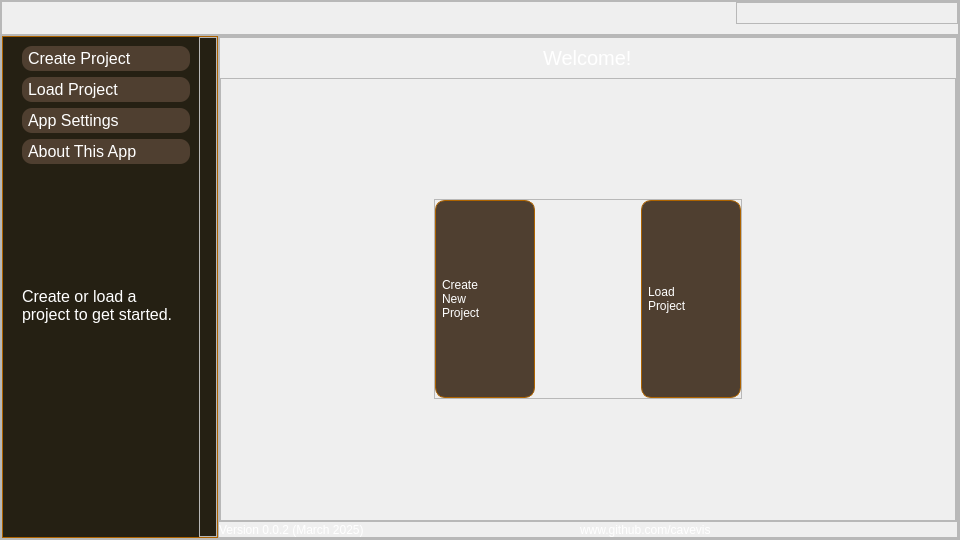
The window that ui/mainwindow.ui (CaveVis/GraphBat-Data-Visualizer) describes before a commit, drawn with Qt 5.
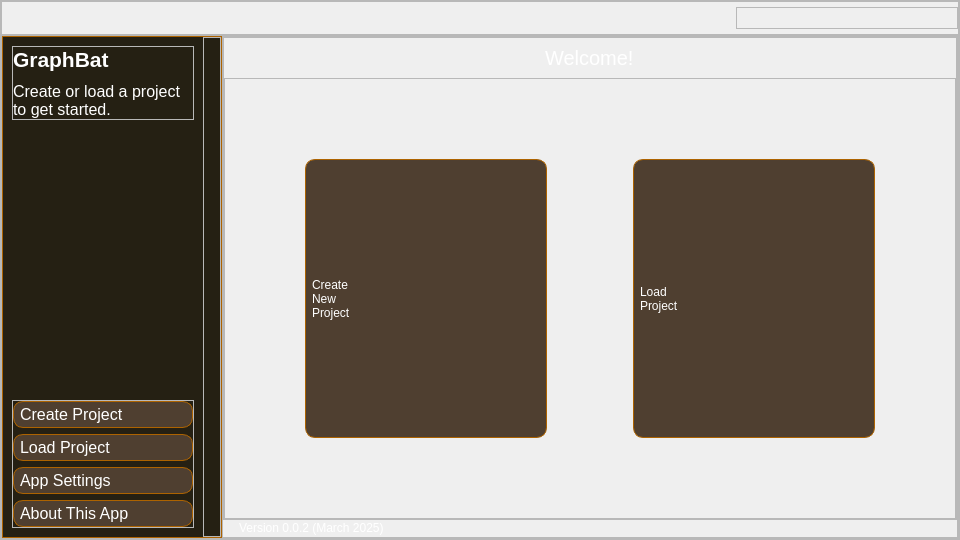
The same window after the commit. Icons and pictures are not drawn.

Diff of the .ui file:
```diff
--- a/ui/mainwindow.ui
+++ b/ui/mainwindow.ui
@@ -10,6 +10,12 @@
     <height>540</height>
    </rect>
   </property>
+  <property name="sizePolicy">
+   <sizepolicy hsizetype="Expanding" vsizetype="Expanding">
+    <horstretch>0</horstretch>
+    <verstretch>0</verstretch>
+   </sizepolicy>
+  </property>
   <property name="windowTitle">
    <string>GraphBat</string>
   </property>
@@ -35,6 +41,13 @@
 border: none;
 }
 
+*[style_ID=&quot;footer&quot;]
+{
+background-color: #1A110A;
+border-top: 1px solid #AD6300;
+}
+
+
 *[style_ID=&quot;subtleText&quot;]
 {
 color: #AD6300
@@ -149,6 +162,12 @@
    <string>borderThick</string>
   </property>
   <widget class="QWidget" name="centralwidget">
+   <property name="sizePolicy">
+    <sizepolicy hsizetype="Expanding" vsizetype="Expanding">
+     <horstretch>0</horstretch>
+     <verstretch>0</verstretch>
+    </sizepolicy>
+   </property>
    <property name="styleSheet">
     <string notr="true"/>
    </property>
@@ -173,6 +192,12 @@
     </property>
     <item>
      <widget class="QFrame" name="window_content">
+      <property name="sizePolicy">
+       <sizepolicy hsizetype="Expanding" vsizetype="Expanding">
+        <horstretch>0</horstretch>
+        <verstretch>0</verstretch>
+       </sizepolicy>
+      </property>
       <property name="frameShape">
        <enum>QFrame::StyledPanel</enum>
       </property>
@@ -289,7 +314,7 @@
             </layout>
            </widget>
           </item>
-          <item alignment="Qt::AlignRight|Qt::AlignTop">
+          <item alignment="Qt::AlignRight|Qt::AlignVCenter">
            <widget class="QFrame" name="frame_3">
             <property name="frameShape">
              <enum>QFrame::StyledPanel</enum>
@@ -436,14 +461,14 @@
           <item alignment="Qt::AlignLeft">
            <widget class="QFrame" name="taskbar_container">
             <property name="sizePolicy">
-             <sizepolicy hsizetype="Minimum" vsizetype="Preferred">
+             <sizepolicy hsizetype="Expanding" vsizetype="Expanding">
               <horstretch>0</horstretch>
               <verstretch>0</verstretch>
              </sizepolicy>
             </property>
             <property name="maximumSize">
              <size>
-              <width>400</width>
+              <width>16777215</width>
               <height>16777215</height>
              </size>
             </property>
@@ -472,11 +497,23 @@
              <item>
               <widget class="QStackedWidget" name="taskbar_body_container">
                <property name="sizePolicy">
-                <sizepolicy hsizetype="Minimum" vsizetype="Preferred">
-                 <horstretch>0</horstretch>
+                <sizepolicy hsizetype="MinimumExpanding" vsizetype="Preferred">
+                 <horstretch>1</horstretch>
                  <verstretch>0</verstretch>
                 </sizepolicy>
                </property>
+               <property name="minimumSize">
+                <size>
+                 <width>200</width>
+                 <height>0</height>
+                </size>
+               </property>
+               <property name="maximumSize">
+                <size>
+                 <width>400</width>
+                 <height>16777215</height>
+                </size>
+               </property>
                <property name="style_ID" stdset="0">
                 <string>borderless</string>
                </property>
@@ -494,30 +531,21 @@
                  </size>
                 </property>
                 <layout class="QVBoxLayout" name="verticalLayout_51">
-                 <item>
-                  <widget class="QFrame" name="homepage_taskbar_container">
-                   <property name="sizePolicy">
-                    <sizepolicy hsizetype="Expanding" vsizetype="Preferred">
-                     <horstretch>0</horstretch>
-                     <verstretch>0</verstretch>
-                    </sizepolicy>
-                   </property>
-                   <property name="styleSheet">
-                    <string notr="true">border: none</string>
-                   </property>
+                 <item alignment="Qt::AlignTop">
+                  <widget class="QFrame" name="frame_28">
                    <property name="frameShape">
                     <enum>QFrame::StyledPanel</enum>
                    </property>
                    <property name="frameShadow">
                     <enum>QFrame::Raised</enum>
                    </property>
-                   <layout class="QVBoxLayout" name="verticalLayout_5">
+                   <layout class="QVBoxLayout" name="verticalLayout_66">
                     <property name="spacing">
-                     <number>0</number>
-                    </property>
-                    <property name="leftMargin">
                      <number>10</number>
                     </property>
+                    <property name="leftMargin">
+                     <number>0</number>
+                    </property>
                     <property name="topMargin">
                      <number>0</number>
                     </property>
@@ -527,7 +555,38 @@
                     <property name="bottomMargin">
                      <number>0</number>
                     </property>
-                    <item alignment="Qt::AlignTop">
+                    <item>
+                     <widget class="QLabel" name="label_32">
+                      <property name="font">
+                       <font>
+                        <pointsize>16</pointsize>
+                        <bold>true</bold>
+                       </font>
+                      </property>
+                      <property name="text">
+                       <string>GraphBat</string>
+                      </property>
+                     </widget>
+                    </item>
+                    <item>
+                     <widget class="QLabel" name="label_4">
+                      <property name="font">
+                       <font>
+                        <pointsize>12</pointsize>
+                       </font>
+                      </property>
+                      <property name="text">
+                       <string>Create or load a project to get started.</string>
+                      </property>
+                      <property name="wordWrap">
+                       <bool>true</bool>
+                      </property>
+                     </widget>
+                    </item>
+                   </layout>
+                  </widget>
+                 </item>
+                 <item alignment="Qt::AlignBottom">
                      <widget class="QFrame" name="frame_5">
                       <property name="font">
                        <font>
@@ -659,78 +718,6 @@
                       </layout>
                      </widget>
                     </item>
-                    <item alignment="Qt::AlignTop">
-                     <widget class="QFrame" name="frame_4">
-                      <property name="frameShape">
-                       <enum>QFrame::StyledPanel</enum>
-                      </property>
-                      <property name="frameShadow">
-                       <enum>QFrame::Raised</enum>
-                      </property>
-                      <layout class="QHBoxLayout" name="horizontalLayout_9">
-                       <property name="spacing">
-                        <number>0</number>
-                       </property>
-                       <property name="leftMargin">
-                        <number>0</number>
-                       </property>
-                       <property name="topMargin">
-                        <number>0</number>
-                       </property>
-                       <property name="rightMargin">
-                        <number>0</number>
-                       </property>
-                       <property name="bottomMargin">
-                        <number>0</number>
-                       </property>
-                       <item>
-                        <widget class="QFrame" name="frame_6">
-                         <property name="frameShape">
-                          <enum>QFrame::StyledPanel</enum>
-                         </property>
-                         <property name="frameShadow">
-                          <enum>QFrame::Raised</enum>
-                         </property>
-                         <layout class="QHBoxLayout" name="horizontalLayout_8">
-                          <property name="spacing">
-                           <number>0</number>
-                          </property>
-                          <property name="leftMargin">
-                           <number>0</number>
-                          </property>
-                          <property name="topMargin">
-                           <number>0</number>
-                          </property>
-                          <property name="rightMargin">
-                           <number>0</number>
-                          </property>
-                          <property name="bottomMargin">
-                           <number>0</number>
-                          </property>
-                          <item alignment="Qt::AlignTop">
-                           <widget class="QLabel" name="label_4">
-                            <property name="font">
-                             <font>
-                              <pointsize>12</pointsize>
-                             </font>
-                            </property>
-                            <property name="text">
-                             <string>Create or load a project to get started.</string>
-                            </property>
-                            <property name="wordWrap">
-                             <bool>true</bool>
-                            </property>
-                           </widget>
-                          </item>
-                         </layout>
-                        </widget>
-                       </item>
-                      </layout>
-                     </widget>
-                    </item>
-                   </layout>
-                  </widget>
-                 </item>
                 </layout>
                </widget>
                <widget class="QWidget" name="project_taskbar">
@@ -869,7 +856,7 @@
                            <rect>
                             <x>0</x>
                             <y>0</y>
-                            <width>170</width>
+                            <width>184</width>
                             <height>84</height>
                            </rect>
                           </property>
@@ -951,7 +938,7 @@
                            <rect>
                             <x>0</x>
                             <y>0</y>
-                            <width>170</width>
+                            <width>184</width>
                             <height>196</height>
                            </rect>
                           </property>
@@ -1024,7 +1011,7 @@
                                   <rect>
                                    <x>0</x>
                                    <y>0</y>
-                                   <width>155</width>
+                                   <width>169</width>
                                    <height>46</height>
                                   </rect>
                                  </property>
@@ -1067,7 +1054,7 @@
                                       <rect>
                                        <x>0</x>
                                        <y>0</y>
-                                       <width>141</width>
+                                       <width>155</width>
                                        <height>234</height>
                                       </rect>
                                      </property>
@@ -1804,7 +1791,7 @@
                            <rect>
                             <x>0</x>
                             <y>0</y>
-                            <width>184</width>
+                            <width>198</width>
                             <height>72</height>
                            </rect>
                           </property>
@@ -1924,7 +1911,7 @@
                 <property name="bottomMargin">
                  <number>0</number>
                 </property>
-                <item alignment="Qt::AlignRight|Qt::AlignTop">
+                <item alignment="Qt::AlignHCenter|Qt::AlignTop">
                  <widget class="QPushButton" name="close_button">
                   <property name="maximumSize">
                    <size>
@@ -1936,12 +1923,15 @@
                    <string notr="true">border:none; background-color: none;</string>
                   </property>
                   <property name="text">
-                   <string/>
+                   <string> </string>
                   </property>
                   <property name="icon">
                    <iconset resource="icons.qrc">
                     <normaloff>:/icons/images/icons/menu.svg</normaloff>:/icons/images/icons/menu.svg</iconset>
                   </property>
+                  <property name="style_ID" stdset="0">
+                   <string>iconButton</string>
+                  </property>
                  </widget>
                 </item>
                </layout>
@@ -2101,47 +2091,11 @@
                       <property name="style_ID" stdset="0">
                        <string>backgroundGraphic</string>
                       </property>
-                      <layout class="QGridLayout" name="gridLayout_2" rowstretch="0,1,0" columnstretch="0,1,0">
+                      <layout class="QGridLayout" name="gridLayout_2" rowstretch="0,0,0">
                        <property name="sizeConstraint">
                         <enum>QLayout::SetDefaultConstraint</enum>
                        </property>
                        <property name="leftMargin">
-                        <number>20</number>
-                       </property>
-                       <property name="topMargin">
-                        <number>20</number>
-                       </property>
-                       <property name="rightMargin">
-                        <number>20</number>
-                       </property>
-                       <property name="bottomMargin">
-                        <number>20</number>
-                       </property>
-                       <item row="1" column="1" alignment="Qt::AlignHCenter|Qt::AlignVCenter">
-                        <widget class="QFrame" name="frame_23">
-                         <property name="sizePolicy">
-                          <sizepolicy hsizetype="Ignored" vsizetype="Ignored">
-                           <horstretch>2</horstretch>
-                           <verstretch>1</verstretch>
-                          </sizepolicy>
-                         </property>
-                         <property name="minimumSize">
-                          <size>
-                           <width>200</width>
-                           <height>200</height>
-                          </size>
-                         </property>
-                         <property name="frameShape">
-                          <enum>QFrame::StyledPanel</enum>
-                         </property>
-                         <property name="frameShadow">
-                          <enum>QFrame::Raised</enum>
-                         </property>
-                         <layout class="QGridLayout" name="gridLayout_3" columnstretch="1,0,1">
-                          <property name="sizeConstraint">
-                           <enum>QLayout::SetDefaultConstraint</enum>
-                          </property>
-                          <property name="leftMargin">
                            <number>0</number>
                           </property>
                           <property name="topMargin">
@@ -2153,7 +2107,7 @@
                           <property name="bottomMargin">
                            <number>0</number>
                           </property>
-                          <item row="0" column="0">
+                       <item row="1" column="1">
                            <widget class="QPushButton" name="create_button_main">
                             <property name="sizePolicy">
                              <sizepolicy hsizetype="Expanding" vsizetype="Expanding">
@@ -2167,6 +2121,12 @@
                               <height>100</height>
                              </size>
                             </property>
+                         <property name="maximumSize">
+                          <size>
+                           <width>400</width>
+                           <height>400</height>
+                          </size>
+                         </property>
                             <property name="autoFillBackground">
                              <bool>false</bool>
                             </property>
@@ -2193,7 +2153,46 @@
                             </property>
                            </widget>
                           </item>
-                          <item row="0" column="2">
+                       <item row="0" column="1">
+                        <spacer name="verticalSpacer">
+                         <property name="orientation">
+                          <enum>Qt::Vertical</enum>
+                         </property>
+                         <property name="sizeHint" stdset="0">
+                          <size>
+                           <width>20</width>
+                           <height>80</height>
+                          </size>
+                         </property>
+                        </spacer>
+                       </item>
+                       <item row="1" column="0">
+                        <spacer name="horizontalSpacer_2">
+                         <property name="orientation">
+                          <enum>Qt::Horizontal</enum>
+                         </property>
+                         <property name="sizeHint" stdset="0">
+                          <size>
+                           <width>80</width>
+                           <height>40</height>
+                          </size>
+                         </property>
+                        </spacer>
+                       </item>
+                       <item row="1" column="2">
+                        <spacer name="horizontalSpacer_3">
+                         <property name="orientation">
+                          <enum>Qt::Horizontal</enum>
+                         </property>
+                         <property name="sizeHint" stdset="0">
+                          <size>
+                           <width>80</width>
+                           <height>20</height>
+                          </size>
+                         </property>
+                        </spacer>
+                       </item>
+                       <item row="1" column="3">
                            <widget class="QPushButton" name="load_button_main">
                             <property name="sizePolicy">
                              <sizepolicy hsizetype="Expanding" vsizetype="Expanding">
@@ -2207,6 +2206,12 @@
                               <height>100</height>
                              </size>
                             </property>
+                         <property name="maximumSize">
+                          <size>
+                           <width>400</width>
+                           <height>400</height>
+                          </size>
+                         </property>
                             <property name="text">
                              <string>Load
 Project</string>
@@ -2226,26 +2231,7 @@
                             </property>
                            </widget>
                           </item>
-                          <item row="0" column="1">
-                           <spacer name="horizontalSpacer_3">
-                            <property name="orientation">
-                             <enum>Qt::Horizontal</enum>
-                            </property>
-                            <property name="sizeType">
-                             <enum>QSizePolicy::Fixed</enum>
-                            </property>
-                            <property name="sizeHint" stdset="0">
-                             <size>
-                              <width>100</width>
-                              <height>20</height>
-                             </size>
-                            </property>
-                           </spacer>
-                          </item>
-                         </layout>
-                        </widget>
-                       </item>
-                       <item row="1" column="0">
+                       <item row="1" column="4">
                         <spacer name="horizontalSpacer">
                          <property name="orientation">
                           <enum>Qt::Horizontal</enum>
@@ -2258,33 +2244,7 @@
                          </property>
                         </spacer>
                        </item>
-                       <item row="0" column="1">
-                        <spacer name="verticalSpacer">
-                         <property name="orientation">
-                          <enum>Qt::Vertical</enum>
-                         </property>
-                         <property name="sizeHint" stdset="0">
-                          <size>
-                           <width>20</width>
-                           <height>80</height>
-                          </size>
-                         </property>
-                        </spacer>
-                       </item>
-                       <item row="1" column="2">
-                        <spacer name="horizontalSpacer_2">
-                         <property name="orientation">
-                          <enum>Qt::Horizontal</enum>
-                         </property>
-                         <property name="sizeHint" stdset="0">
-                          <size>
-                           <width>80</width>
-                           <height>20</height>
-                          </size>
-                         </property>
-                        </spacer>
-                       </item>
-                       <item row="2" column="1">
+                       <item row="2" column="2">
                         <spacer name="verticalSpacer_2">
                          <property name="orientation">
                           <enum>Qt::Vertical</enum>
@@ -2411,8 +2371,8 @@
                         <rect>
                          <x>0</x>
                          <y>0</y>
-                         <width>758</width>
-                         <height>415</height>
+                         <width>724</width>
+                         <height>420</height>
                         </rect>
                        </property>
                        <property name="styleSheet">
@@ -2437,8 +2397,41 @@
                         <property name="bottomMargin">
                          <number>0</number>
                         </property>
+                        <item alignment="Qt::AlignTop">
+                         <widget class="QFrame" name="frame_4">
+                          <property name="frameShape">
+                           <enum>QFrame::StyledPanel</enum>
+                          </property>
+                          <property name="frameShadow">
+                           <enum>QFrame::Raised</enum>
+                          </property>
+                          <layout class="QVBoxLayout" name="verticalLayout_5">
+                           <property name="leftMargin">
+                            <number>0</number>
+                           </property>
+                           <property name="topMargin">
+                            <number>0</number>
+                           </property>
+                           <property name="rightMargin">
+                            <number>0</number>
+                           </property>
+                           <property name="bottomMargin">
+                            <number>0</number>
+                           </property>
                         <item>
                          <widget class="QFrame" name="frame_10">
+                             <property name="sizePolicy">
+                              <sizepolicy hsizetype="Preferred" vsizetype="Minimum">
+                               <horstretch>0</horstretch>
+                               <verstretch>0</verstretch>
+                              </sizepolicy>
+                             </property>
+                             <property name="minimumSize">
+                              <size>
+                               <width>0</width>
+                               <height>50</height>
+                              </size>
+                             </property>
                           <property name="maximumSize">
                            <size>
                             <width>16777215</width>
@@ -2467,7 +2460,7 @@
                            <property name="bottomMargin">
                             <number>0</number>
                            </property>
-                           <item>
+                              <item alignment="Qt::AlignTop">
                             <widget class="QLabel" name="label_8">
                              <property name="font">
                               <font>
@@ -2479,7 +2472,7 @@
                              </property>
                             </widget>
                            </item>
-                           <item>
+                              <item alignment="Qt::AlignTop">
                             <widget class="QTextEdit" name="textEdit">
                              <property name="maximumSize">
                               <size>
@@ -2503,6 +2496,18 @@
                         </item>
                         <item>
                          <widget class="QFrame" name="frame_11">
+                             <property name="sizePolicy">
+                              <sizepolicy hsizetype="Preferred" vsizetype="Minimum">
+                               <horstretch>0</horstretch>
+                               <verstretch>0</verstretch>
+                              </sizepolicy>
+                             </property>
+                             <property name="minimumSize">
+                              <size>
+                               <width>0</width>
+                               <height>100</height>
+                              </size>
+                             </property>
                           <property name="frameShape">
                            <enum>QFrame::StyledPanel</enum>
                           </property>
@@ -2539,6 +2544,18 @@
                            </item>
                            <item>
                             <widget class="QFrame" name="frame_12">
+                                <property name="sizePolicy">
+                                 <sizepolicy hsizetype="Preferred" vsizetype="Preferred">
+                                  <horstretch>0</horstretch>
+                                  <verstretch>0</verstretch>
+                                 </sizepolicy>
+                                </property>
+                                <property name="minimumSize">
+                                 <size>
+                                  <width>0</width>
+                                  <height>30</height>
+                                 </size>
+                                </property>
                              <property name="frameShape">
                               <enum>QFrame::StyledPanel</enum>
                              </property>
@@ -2565,7 +2582,7 @@
                                <widget class="QPushButton" name="pushButton_5">
                                 <property name="maximumSize">
                                  <size>
-                                  <width>100</width>
+                                     <width>80</width>
                                   <height>16777215</height>
                                  </size>
                                 </property>
@@ -2599,6 +2616,18 @@
                         </item>
                         <item>
                          <widget class="QFrame" name="frame_14">
+                             <property name="sizePolicy">
+                              <sizepolicy hsizetype="Preferred" vsizetype="Minimum">
+                               <horstretch>0</horstretch>
+                               <verstretch>0</verstretch>
+                              </sizepolicy>
+                             </property>
+                             <property name="minimumSize">
+                              <size>
+                               <width>0</width>
+                               <height>100</height>
+                              </size>
+                             </property>
                           <property name="frameShape">
                            <enum>QFrame::StyledPanel</enum>
                           </property>
@@ -2658,7 +2687,7 @@
                                <widget class="QPushButton" name="pushButton_6">
                                 <property name="maximumSize">
                                  <size>
-                                  <width>100</width>
+                                     <width>80</width>
                                   <height>16777215</height>
                                  </size>
                                 </property>
@@ -2692,6 +2721,18 @@
                         </item>
                         <item>
                          <widget class="QFrame" name="frame_16">
+                             <property name="sizePolicy">
+                              <sizepolicy hsizetype="Preferred" vsizetype="Minimum">
+                               <horstretch>0</horstretch>
+                               <verstretch>0</verstretch>
+                              </sizepolicy>
+                             </property>
+                             <property name="minimumSize">
+                              <size>
+                               <width>0</width>
+                               <height>150</height>
+                              </size>
+                             </property>
                           <property name="frameShape">
                            <enum>QFrame::StyledPanel</enum>
                           </property>
@@ -2711,7 +2752,7 @@
                            <property name="bottomMargin">
                             <number>0</number>
                            </property>
-                           <item>
+                              <item alignment="Qt::AlignTop">
                             <widget class="QLabel" name="label_13">
                              <property name="font">
                               <font>
@@ -2723,12 +2764,12 @@
                              </property>
                             </widget>
                            </item>
-                           <item>
+                              <item alignment="Qt::AlignTop">
                             <widget class="QPlainTextEdit" name="plainTextEdit">
                              <property name="maximumSize">
                               <size>
                                <width>600</width>
-                               <height>16777215</height>
+                                  <height>300</height>
                               </size>
                              </property>
                             </widget>
@@ -2745,6 +2786,9 @@
                         </item>
                        </layout>
                       </widget>
+                        </item>
+                       </layout>
+                      </widget>
                      </widget>
                     </item>
                     <item alignment="Qt::AlignBottom">
@@ -4612,8 +4656,8 @@
                            <rect>
                             <x>0</x>
                             <y>0</y>
-                            <width>748</width>
-                            <height>375</height>
+                            <width>740</width>
+                            <height>373</height>
                            </rect>
                           </property>
                           <property name="style_ID" stdset="0">
@@ -4719,6 +4763,25 @@
                                 </layout>
                                </widget>
                               </item>
+                              <item>
+                               <widget class="QFrame" name="frame_26">
+                                <property name="frameShape">
+                                 <enum>QFrame::StyledPanel</enum>
+                                </property>
+                                <property name="frameShadow">
+                                 <enum>QFrame::Raised</enum>
+                                </property>
+                                <layout class="QVBoxLayout" name="verticalLayout_65">
+                                 <item>
+                                  <widget class="QCheckBox" name="dyslexicfont_checkbox">
+                                   <property name="text">
+                                    <string>Dyslexic-Friendly Font (requires restart)</string>
+                                   </property>
+                                  </widget>
+                                 </item>
+                                </layout>
+                               </widget>
+                              </item>
                               <item>
                                <widget class="QFrame" name="frame_24">
                                 <property name="frameShape">
@@ -4806,14 +4869,14 @@
                 <enum>QFrame::Raised</enum>
                </property>
                <property name="style_ID" stdset="0">
-                <string>banner</string>
+                <string>footer</string>
                </property>
                <layout class="QHBoxLayout" name="horizontalLayout_2">
                 <property name="spacing">
                  <number>0</number>
                 </property>
                 <property name="leftMargin">
-                 <number>0</number>
+                 <number>16</number>
                 </property>
                 <property name="topMargin">
                  <number>0</number>
@@ -4822,7 +4885,7 @@
                  <number>0</number>
                 </property>
                 <property name="bottomMargin">
-                 <number>0</number>
+                 <number>2</number>
                 </property>
                 <item alignment="Qt::AlignLeft|Qt::AlignBottom">
                  <widget class="QFrame" name="frame">
@@ -4864,7 +4927,31 @@
                   </layout>
                  </widget>
                 </item>
-                <item>
+                <item alignment="Qt::AlignRight">
+                 <widget class="QFrame" name="frame_27">
+                  <property name="frameShape">
+                   <enum>QFrame::StyledPanel</enum>
+                  </property>
+                  <property name="frameShadow">
+                   <enum>QFrame::Raised</enum>
+                  </property>
+                  <layout class="QHBoxLayout" name="horizontalLayout_11">
+                   <property name="spacing">
+                    <number>0</number>
+                   </property>
+                   <property name="leftMargin">
+                    <number>0</number>
+                   </property>
+                   <property name="topMargin">
+                    <number>0</number>
+                   </property>
+                   <property name="rightMargin">
+                    <number>0</number>
+                   </property>
+                   <property name="bottomMargin">
+                    <number>0</number>
+                   </property>
+                   <item alignment="Qt::AlignRight">
                  <widget class="QFrame" name="frame_2">
                   <property name="frameShape">
                    <enum>QFrame::StyledPanel</enum>
@@ -4888,19 +4975,6 @@
                    <property name="bottomMargin">
                     <number>0</number>
                    </property>
-                   <item alignment="Qt::AlignRight|Qt::AlignBottom">
-                    <widget class="QLabel" name="github_label">
-                     <property name="styleSheet">
-                      <string notr="true"/>
-                     </property>
-                     <property name="text">
-                      <string>www.github.com/cavevis</string>
-                     </property>
-                     <property name="style_ID" stdset="0">
-                      <string>subtleText</string>
-                     </property>
-                    </widget>
-                   </item>
                   </layout>
                  </widget>
                 </item>
@@ -4939,6 +5013,9 @@
                        <height>20</height>
                       </size>
                      </property>
+                       </widget>
+                      </item>
+                     </layout>
                     </widget>
                    </item>
                   </layout>
```
Lines whose indentation alone changed are shown as unchanged.
